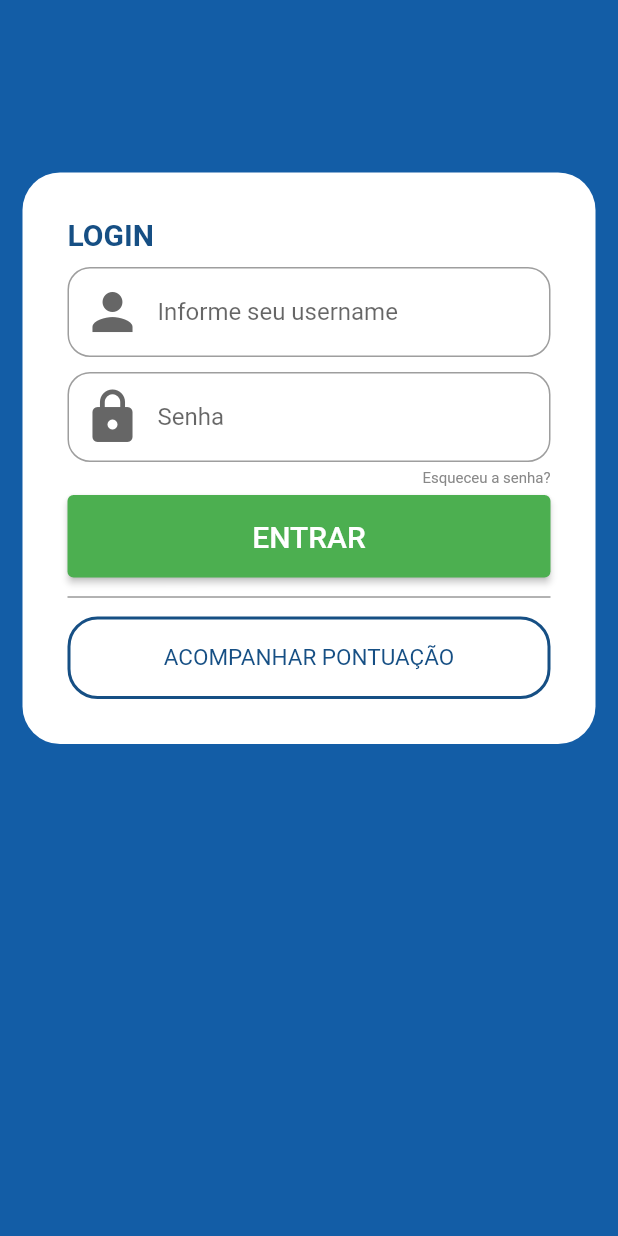
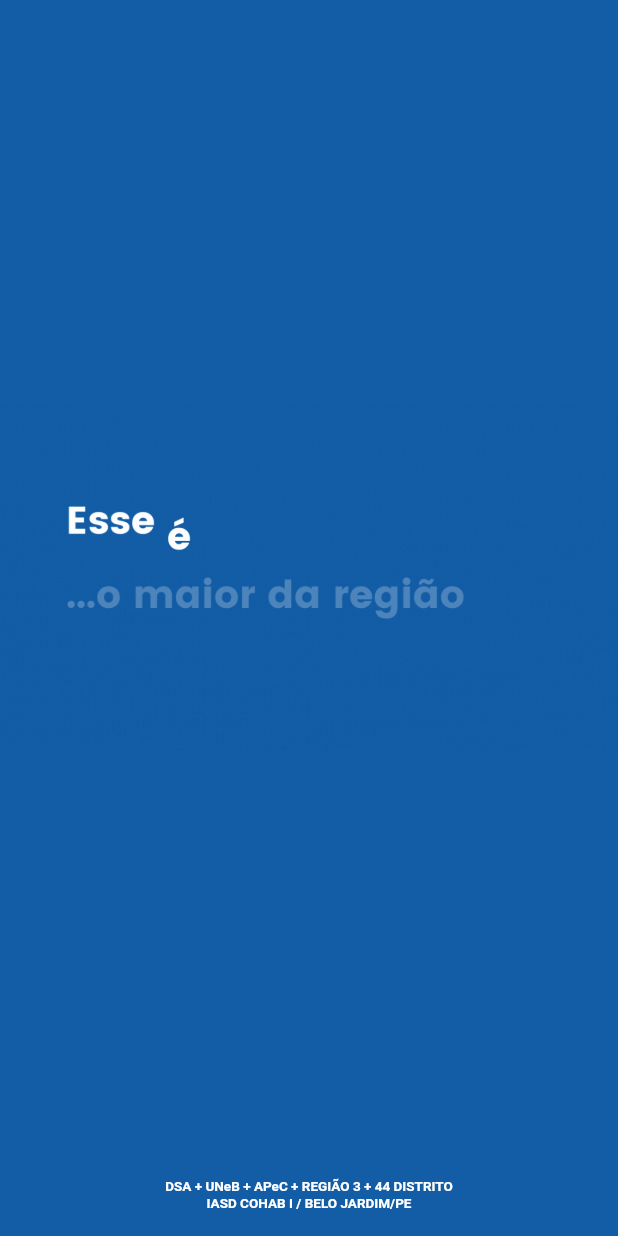
Before and after one commit to rodriguesJeff/aguia-real-app, a Flutter app: the screen it shows after launch, on a phone screen of 412 x 824 dp. Run offline on Flutter 3.47's test engine with Material 2 defaults, Android fonts, the light colour scheme and no system bars; our stand-ins replace dotted_line, flutter_mobx, flutter_rating_bar, loading_animation_widget, mobx, parse_server_sdk_flutter; generated files the repository leaves out were written again.

Commit message:
Criada splash screen

```diff
--- a/lib/main.dart
+++ b/lib/main.dart
@@ -1,4 +1,4 @@
-import 'package:aguia_real_dbv/src/modules/login/login_page.dart';
+import 'package:aguia_real_dbv/src/modules/splash/splash_page.dart';
 import 'package:aguia_real_dbv/src/shared/utils.dart';
 import 'package:flutter/material.dart';
 import 'package:parse_server_sdk_flutter/parse_server_sdk.dart';
@@ -14,7 +14,7 @@ void main() async {
   runApp(
     const MaterialApp(
       debugShowCheckedModeBanner: false,
-      home: LoginPage(),
+      home: SplashPage(),
     ),
   );
 }
--- /dev/null
+++ b/lib/src/modules/splash/splash_page.dart
@@ -0,0 +1,32 @@
+import 'package:aguia_real_dbv/src/shared/utils.dart';
+import 'package:flutter/material.dart';
+
+class SplashPage extends StatelessWidget {
+  const SplashPage({Key? key}) : super(key: key);
+
+  @override
+  Widget build(BuildContext context) {
+    return Scaffold(
+      backgroundColor: Utils.primaryColor,
+      body: Column(
+        mainAxisAlignment: MainAxisAlignment.spaceBetween,
+        children: [
+          const SizedBox.shrink(),
+          Center(child: Image.asset('assets/video/presentation.gif')),
+          const Padding(
+            padding: EdgeInsets.all(16.0),
+            child: Text(
+              'DSA + UNeB + APeC + REGIÃO 3 + 44 DISTRITO\nIASD COHAB I / BELO JARDIM/PE',
+              textAlign: TextAlign.center,
+              style: TextStyle(
+                color: Colors.white,
+                fontWeight: FontWeight.bold,
+                fontSize: 9.0,
+              ),
+            ),
+          ),
+        ],
+      ),
+    );
+  }
+}
--- a/pubspec.yaml
+++ b/pubspec.yaml
@@ -39,6 +39,7 @@ flutter:
   # To add assets to your application, add an assets section, like this:
   assets:
     - assets/images/unityes/
+    - assets/video/
     - assets/images/camping.png
 
   # An image asset can refer to one or more resolution-specific "variants", see
```
Also changed, not shown: lib/src/modules/ranking/unity_ranking_controller.dart (+0 -12 lines), lib/src/modules/splash/splash_controller.dart (added, +11 -0 lines), assets/video/presentation.gif (added), lib/src/modules/ranking/unity_ranking_controller.g.dart, lib/src/modules/splash/splash_controller.g.dart (added).
